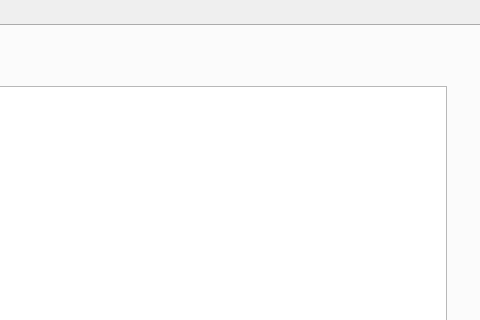
Old version of the form mainwindow.ui in the repository Rayanbha/Smart_EventPlanner_2A21; both pictures show x 446 to 926 and y 0 to 320 of the 926 by 600 pixel window.
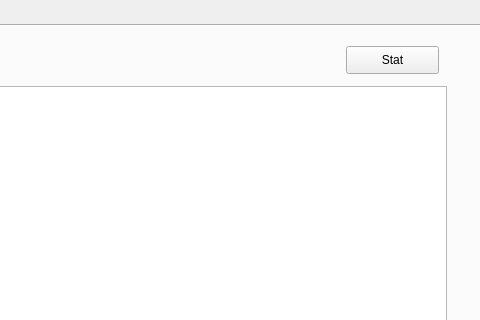
New version of the form.

```diff
--- a/mainwindow.ui
+++ b/mainwindow.ui
@@ -580,6 +580,19 @@
        </property>
       </widget>
      </widget>
+     <widget class="QPushButton" name="pushButton_stat">
+      <property name="geometry">
+       <rect>
+        <x>790</x>
+        <y>20</y>
+        <width>93</width>
+        <height>28</height>
+       </rect>
+      </property>
+      <property name="text">
+       <string>Stat</string>
+      </property>
+     </widget>
     </widget>
    </widget>
   </widget>
```
Left out of the diff: 3 changed lines with no effect on the pictures.
